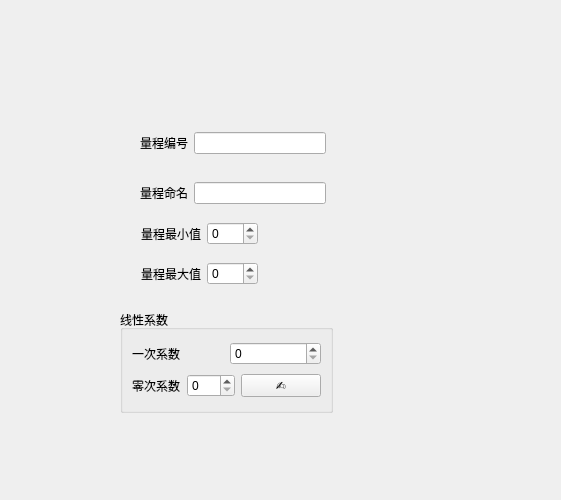
Above: src/config_ui/qt/src/config/ui/variant_edit/measuringset/ve_me_measuringedit.ui from eth-from-zero/qzy-environmental-monitoring before the change. Below: the same form after it.
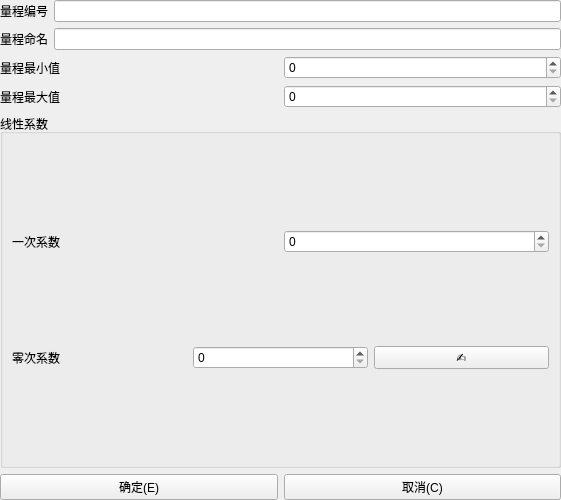
That is the form after the change.

```diff
--- a/src/config_ui/qt/src/config/ui/variant_edit/measuringset/ve_me_measuringedit.ui
+++ b/src/config_ui/qt/src/config/ui/variant_edit/measuringset/ve_me_measuringedit.ui
@@ -13,15 +13,20 @@
   <property name="windowTitle">
    <string>Form</string>
   </property>
-  <widget class="QWidget" name="layoutWidget">
-   <property name="geometry">
-    <rect>
-     <x>140</x>
-     <y>130</y>
-     <width>186</width>
-     <height>26</height>
-    </rect>
+  <layout class="QVBoxLayout" name="verticalLayout_2">
+   <property name="leftMargin">
+    <number>0</number>
    </property>
+   <property name="topMargin">
+    <number>0</number>
+   </property>
+   <property name="rightMargin">
+    <number>0</number>
+   </property>
+   <property name="bottomMargin">
+    <number>0</number>
+   </property>
+   <item>
    <layout class="QHBoxLayout" name="horizontalLayout">
     <item>
      <widget class="QLabel" name="label">
@@ -31,19 +36,11 @@
      </widget>
     </item>
     <item>
-     <widget class="QLineEdit" name="lineEdit"/>
-    </item>
-   </layout>
-  </widget>
-  <widget class="QWidget" name="layoutWidget">
-   <property name="geometry">
-    <rect>
-     <x>140</x>
-     <y>180</y>
-     <width>186</width>
-     <height>26</height>
-    </rect>
-   </property>
+      <widget class="QLineEdit" name="le_measure_no"/>
+     </item>
+    </layout>
+   </item>
+   <item>
    <layout class="QHBoxLayout" name="horizontalLayout_2">
     <item>
      <widget class="QLabel" name="label_2">
@@ -53,19 +50,40 @@
      </widget>
     </item>
     <item>
-     <widget class="QLineEdit" name="lineEdit_2"/>
-    </item>
-   </layout>
-  </widget>
+      <widget class="QLineEdit" name="le_measure_name"/>
+     </item>
+    </layout>
+   </item>
+   <item>
+    <layout class="QHBoxLayout" name="horizontalLayout_3">
+     <item>
+      <widget class="QLabel" name="label_3">
+       <property name="text">
+        <string>量程最小值</string>
+       </property>
+      </widget>
+     </item>
+     <item>
+      <widget class="QSpinBox" name="sb_measure_min"/>
+     </item>
+    </layout>
+   </item>
+   <item>
+    <layout class="QHBoxLayout" name="horizontalLayout_4">
+     <item>
+      <widget class="QLabel" name="label_4">
+       <property name="text">
+        <string>量程最大值</string>
+       </property>
+      </widget>
+     </item>
+     <item>
+      <widget class="QSpinBox" name="sb_measure_max"/>
+     </item>
+    </layout>
+   </item>
+   <item>
   <widget class="QGroupBox" name="groupBox">
-   <property name="geometry">
-    <rect>
-     <x>120</x>
-     <y>310</y>
-     <width>213</width>
-     <height>103</height>
-    </rect>
-   </property>
    <property name="title">
     <string>线性系数</string>
    </property>
@@ -107,50 +125,26 @@
     </item>
    </layout>
   </widget>
-  <widget class="QWidget" name="layoutWidget">
-   <property name="geometry">
-    <rect>
-     <x>141</x>
-     <y>220</y>
-     <width>117</width>
-     <height>27</height>
-    </rect>
-   </property>
-   <layout class="QHBoxLayout" name="horizontalLayout_3">
+   </item>
     <item>
-     <widget class="QLabel" name="label_3">
+    <layout class="QHBoxLayout" name="horizontalLayout_7">
+     <item>
+      <widget class="QPushButton" name="btn_ok">
       <property name="text">
-       <string>量程最小值</string>
+        <string>确定(E)</string>
       </property>
      </widget>
     </item>
     <item>
-     <widget class="QSpinBox" name="spinBox"/>
-    </item>
-   </layout>
-  </widget>
-  <widget class="QWidget" name="layoutWidget">
-   <property name="geometry">
-    <rect>
-     <x>141</x>
-     <y>260</y>
-     <width>117</width>
-     <height>27</height>
-    </rect>
-   </property>
-   <layout class="QHBoxLayout" name="horizontalLayout_4">
-    <item>
-     <widget class="QLabel" name="label_4">
+      <widget class="QPushButton" name="btn_cancel">
       <property name="text">
-       <string>量程最大值</string>
+        <string>取消(C)</string>
       </property>
      </widget>
     </item>
-    <item>
-     <widget class="QSpinBox" name="spinBox_2"/>
-    </item>
-   </layout>
-  </widget>
+    </layout>
+   </item>
+  </layout>
  </widget>
  <resources/>
  <connections/>
```
Left out of the diff: 6 changed lines with no effect on the pictures. Lines whose indentation alone changed are shown as unchanged.
